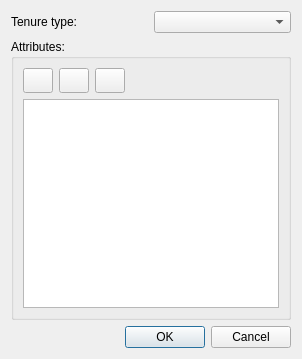
First picture: the form in ui/wizard/ui_entity_attributes_editor.ui, repository gltn/stdm, before the edit.
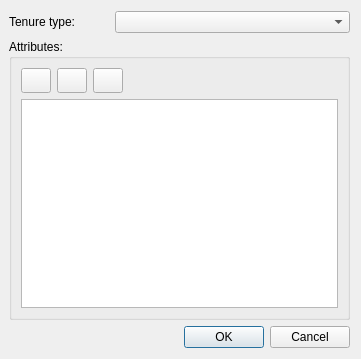
Second picture: the form after the edit. Icons and pictures are not drawn. Custom widgets are drawn as their Qt base class.

Commit message: Update tenure attributes editor

What changed in the file:
```diff
--- a/ui/wizard/ui_entity_attributes_editor.ui
+++ b/ui/wizard/ui_entity_attributes_editor.ui
@@ -6,7 +6,7 @@
    <rect>
     <x>0</x>
     <y>0</y>
-    <width>302</width>
+    <width>361</width>
     <height>359</height>
    </rect>
   </property>
@@ -14,11 +14,20 @@
    <string>Custom Attributes Editor</string>
   </property>
   <layout class="QGridLayout" name="gridLayout_2">
+   <property name="leftMargin">
+    <number>9</number>
+   </property>
    <item row="0" column="0" colspan="2">
     <layout class="QVBoxLayout" name="vlNotification"/>
    </item>
    <item row="1" column="0">
     <widget class="QLabel" name="label">
+     <property name="maximumSize">
+      <size>
+       <width>100</width>
+       <height>16777215</height>
+      </size>
+     </property>
      <property name="text">
       <string>Tenure type:</string>
      </property>
```
The commit also changes 4 other files.
